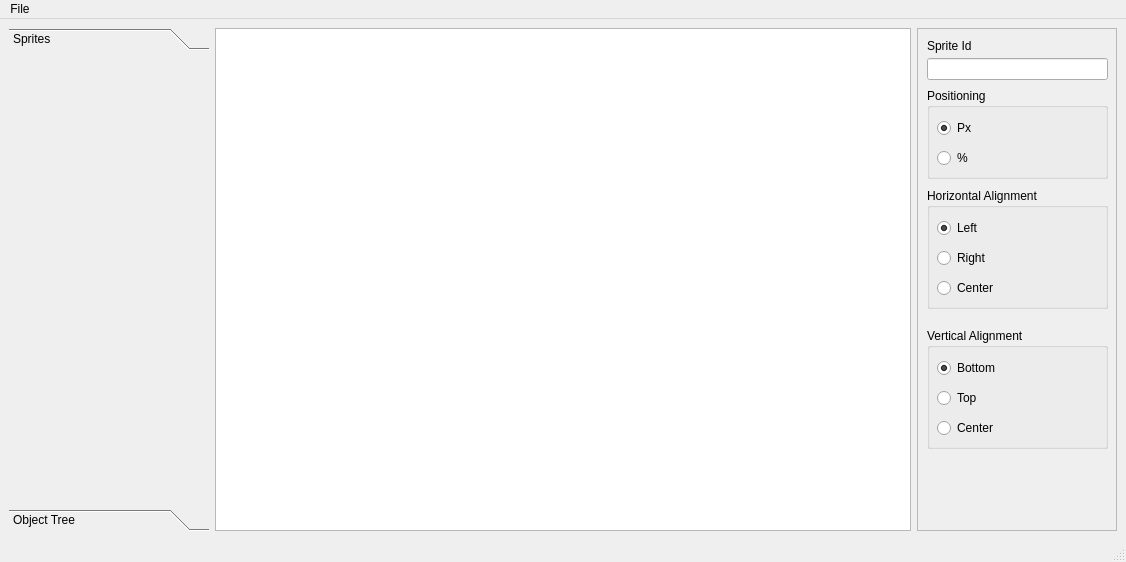
Above: designer.ui from Nepherhotep/terevaka-ui-builder before the change. Below: the same form after it.
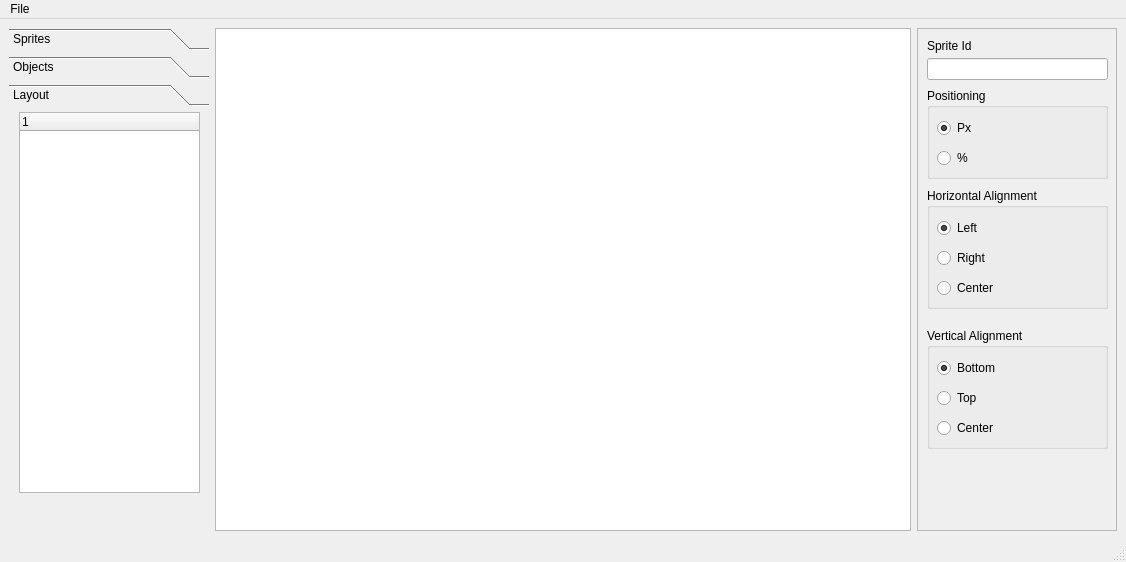
That is the form after the change.

Commit message: Layout has changed

Diff of the .ui file:
```diff
--- a/designer.ui
+++ b/designer.ui
@@ -29,7 +29,7 @@
      <verstretch>0</verstretch>
     </sizepolicy>
    </property>
-   <layout class="QHBoxLayout" name="horizontalLayout_2">
+   <layout class="QVBoxLayout" name="verticalLayout">
     <item>
      <layout class="QHBoxLayout" name="horizontalLayout">
       <property name="sizeConstraint">
@@ -37,20 +37,17 @@
       </property>
       <item>
        <widget class="QToolBox" name="toolBox">
-        <property name="sizePolicy">
-         <sizepolicy hsizetype="Fixed" vsizetype="Preferred">
-          <horstretch>0</horstretch>
-          <verstretch>0</verstretch>
-         </sizepolicy>
-        </property>
-        <property name="minimumSize">
+        <property name="maximumSize">
          <size>
           <width>200</width>
-          <height>0</height>
+          <height>16777215</height>
          </size>
         </property>
+        <property name="frameShape">
+         <enum>QFrame::NoFrame</enum>
+        </property>
         <property name="currentIndex">
-         <number>0</number>
+         <number>2</number>
         </property>
         <widget class="QWidget" name="sprites">
          <property name="geometry">
@@ -58,7 +55,7 @@
            <x>0</x>
            <y>0</y>
            <width>200</width>
-           <height>425</height>
+           <height>391</height>
           </rect>
          </property>
          <attribute name="label">
@@ -75,7 +72,7 @@
           </rect>
          </property>
          <attribute name="label">
-          <string>Object Tree</string>
+          <string>Objects</string>
          </attribute>
          <widget class="QTreeView" name="treeView">
           <property name="geometry">
@@ -88,6 +85,34 @@
           </property>
          </widget>
         </widget>
+        <widget class="QWidget" name="layout">
+         <property name="geometry">
+          <rect>
+           <x>0</x>
+           <y>0</y>
+           <width>200</width>
+           <height>391</height>
+          </rect>
+         </property>
+         <attribute name="label">
+          <string>Layout</string>
+         </attribute>
+         <widget class="QTreeWidget" name="treeWidget">
+          <property name="geometry">
+           <rect>
+            <x>10</x>
+            <y>0</y>
+            <width>181</width>
+            <height>381</height>
+           </rect>
+          </property>
+          <column>
+           <property name="text">
+            <string notr="true">1</string>
+           </property>
+          </column>
+         </widget>
+        </widget>
        </widget>
       </item>
       <item>
```
Left out of the diff: 20 changed lines with no effect on the pictures. The commit also changes 1 other file.
